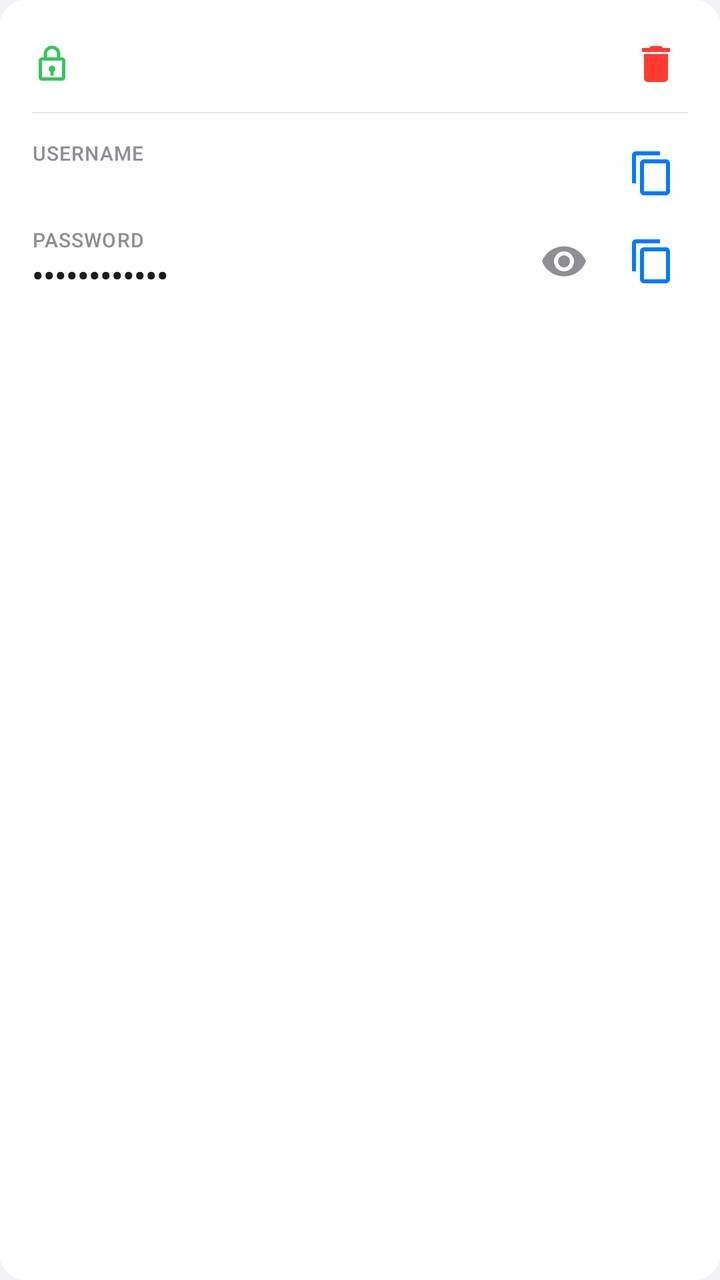
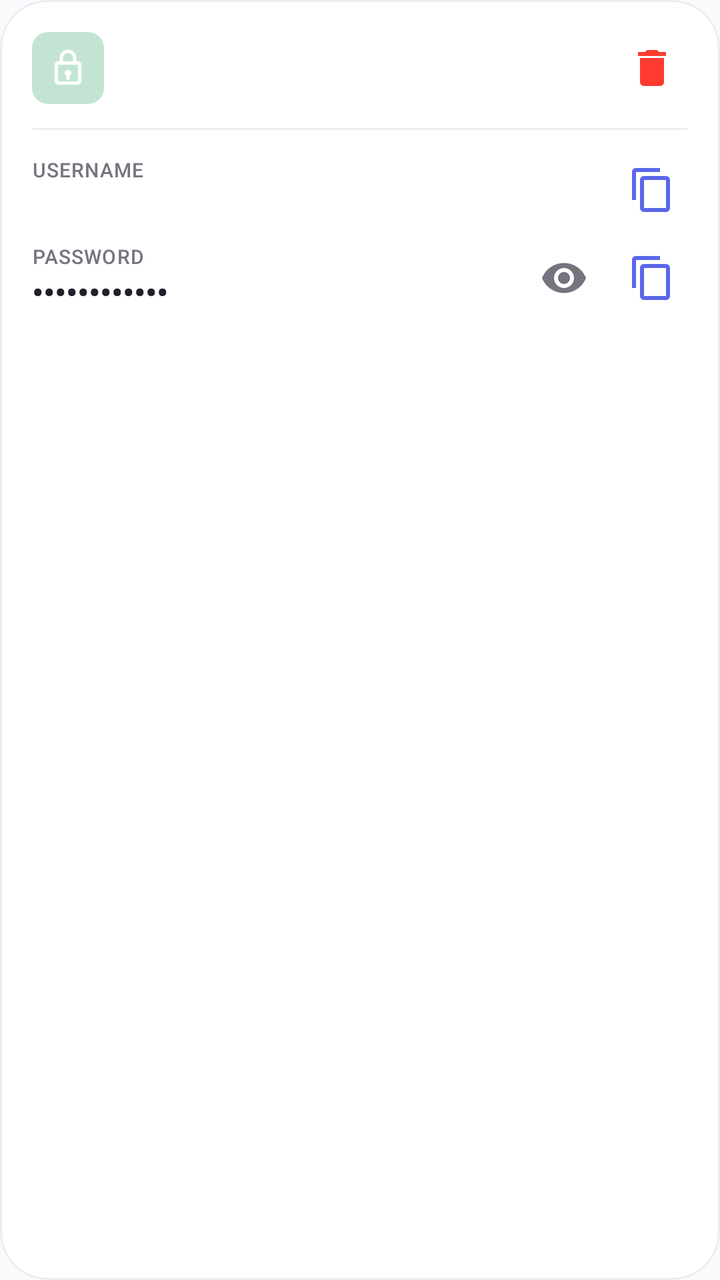

An Android layout rendered at two revisions. The XML below is the earlier revision; the diff shows what the commit changed to produce the second picture.
<!-- AndroidManifest.xml: application theme Theme.LorenzFlow -->
<!-- res/layout/item_password.xml -->
<?xml version="1.0" encoding="utf-8"?>
<com.google.android.material.card.MaterialCardView
    xmlns:android="http://schemas.android.com/apk/res/android"
    xmlns:app="http://schemas.android.com/apk/res-auto"
    android:layout_width="match_parent"
    android:layout_height="wrap_content"
    android:layout_marginBottom="12dp"
    app:cardCornerRadius="12dp"
    app:cardElevation="0dp"
    app:strokeWidth="0dp"
    app:cardBackgroundColor="?attr/colorSurface">

    <LinearLayout
        android:layout_width="match_parent"
        android:layout_height="wrap_content"
        android:orientation="vertical"
        android:padding="16dp">

        
        <LinearLayout
            android:layout_width="match_parent"
            android:layout_height="wrap_content"
            android:orientation="horizontal"
            android:gravity="center_vertical"
            android:layout_marginBottom="8dp">

            
            <ImageView
                android:layout_width="20dp"
                android:layout_height="20dp"
                android:src="@drawable/ic_lock"
                app:tint="@color/ios_green"
                android:importantForAccessibility="no"/>

            <TextView
                android:id="@+id/text_password_title"
                android:layout_width="0dp"
                android:layout_height="wrap_content"
                android:layout_weight="1"
                android:layout_marginStart="8dp"
                android:textSize="17sp"
                android:textStyle="bold"
                android:textColor="?attr/colorOnSurface"
                android:fontFamily="sans-serif-medium"
                android:ellipsize="end"
                android:maxLines="1"/>

            
            <ImageButton
                android:id="@+id/btn_delete_password"
                android:layout_width="32dp"
                android:layout_height="32dp"
                android:src="@drawable/ic_delete"
                android:background="?attr/selectableItemBackgroundBorderless"
                app:tint="@color/ios_red"
                android:contentDescription="Delete saved password"/>

        </LinearLayout>

        
        <View
            android:layout_width="match_parent"
            android:layout_height="0.5dp"
            android:background="@color/ios_opaque_separator"
            android:layout_marginBottom="12dp"/>

        
        <LinearLayout
            android:layout_width="match_parent"
            android:layout_height="wrap_content"
            android:orientation="horizontal"
            android:gravity="center_vertical"
            android:layout_marginBottom="8dp">

            <LinearLayout
                android:layout_width="0dp"
                android:layout_height="wrap_content"
                android:layout_weight="1"
                android:orientation="vertical">

                <TextView
                    android:layout_width="wrap_content"
                    android:layout_height="wrap_content"
                    android:text="USERNAME"
                    android:textSize="10sp"
                    android:textColor="@color/ios_secondary_label"
                    android:fontFamily="sans-serif-medium"
                    android:letterSpacing="0.04"/>

                <TextView
                    android:id="@+id/text_password_username"
                    android:layout_width="match_parent"
                    android:layout_height="wrap_content"
                    android:textSize="15sp"
                    android:textColor="?attr/colorOnSurface"
                    android:fontFamily="sans-serif"/>

            </LinearLayout>

            <ImageButton
                android:id="@+id/btn_copy_username"
                android:layout_width="36dp"
                android:layout_height="36dp"
                android:src="@drawable/ic_copy"
                android:background="?attr/selectableItemBackgroundBorderless"
                app:tint="@color/ios_blue"
                android:contentDescription="Copy username"
                android:layout_marginStart="8dp"/>

        </LinearLayout>

        
        <LinearLayout
            android:layout_width="match_parent"
            android:layout_height="wrap_content"
            android:orientation="horizontal"
            android:gravity="center_vertical">

            <LinearLayout
                android:layout_width="0dp"
                android:layout_height="wrap_content"
                android:layout_weight="1"
                android:orientation="vertical">

                <TextView
                    android:layout_width="wrap_content"
                    android:layout_height="wrap_content"
                    android:text="PASSWORD"
                    android:textSize="10sp"
                    android:textColor="@color/ios_secondary_label"
                    android:fontFamily="sans-serif-medium"
                    android:letterSpacing="0.04"/>

                <TextView
                    android:id="@+id/text_password_val"
                    android:layout_width="match_parent"
                    android:layout_height="wrap_content"
                    android:text="••••••••••••"
                    android:textSize="16sp"
                    android:textStyle="bold"
                    android:textColor="?attr/colorOnSurface"
                    android:fontFamily="sans-serif"/>

            </LinearLayout>

            
            <ImageButton
                android:id="@+id/btn_toggle_visibility"
                android:layout_width="36dp"
                android:layout_height="36dp"
                android:src="@drawable/ic_visibility"
                android:background="?attr/selectableItemBackgroundBorderless"
                app:tint="@color/ios_secondary_label"
                android:contentDescription="Toggle password visibility"/>

            
            <ImageButton
                android:id="@+id/btn_copy_password"
                android:layout_width="36dp"
                android:layout_height="36dp"
                android:src="@drawable/ic_copy"
                android:background="?attr/selectableItemBackgroundBorderless"
                app:tint="@color/ios_blue"
                android:contentDescription="Copy password"
                android:layout_marginStart="8dp"/>

        </LinearLayout>

    </LinearLayout>

</com.google.android.material.card.MaterialCardView>
<!-- resources referenced by this layout -->
<resources>
  <color name="ios_blue">#007AFF</color>
  <color name="ios_green">#34C759</color>
  <color name="ios_opaque_separator">#E5E5EA</color>
  <color name="ios_secondary_label">#8E8E93</color>
  <style name="Theme.LorenzFlow" parent="Theme.Material3.Light.NoActionBar">
          <item name="colorPrimary">@color/md_theme_light_primary</item>
          <item name="colorOnPrimary">@color/md_theme_light_onPrimary</item>
          <item name="colorPrimaryContainer">@color/md_theme_light_primaryContainer</item>
          <item name="colorOnPrimaryContainer">@color/md_theme_light_onPrimaryContainer</item>
          <item name="colorSecondary">@color/md_theme_light_secondary</item>
          <item name="colorOnSecondary">@color/md_theme_light_onSecondary</item>
          <item name="colorSecondaryContainer">@color/md_theme_light_secondaryContainer</item>
          <item name="colorOnSecondaryContainer">@color/md_theme_light_onSecondaryContainer</item>
          <item name="colorTertiary">@color/md_theme_light_tertiary</item>
          <item name="colorOnTertiary">@color/md_theme_light_onTertiary</item>
          <item name="colorTertiaryContainer">@color/md_theme_light_tertiaryContainer</item>
          <item name="colorOnTertiaryContainer">@color/md_theme_light_onTertiaryContainer</item>
          <item name="colorError">@color/md_theme_light_error</item>
          <item name="colorOnError">@color/md_theme_light_onError</item>
          <item name="colorErrorContainer">@color/md_theme_light_errorContainer</item>
          <item name="colorOnErrorContainer">@color/md_theme_light_onErrorContainer</item>
          <item name="android:colorBackground">@color/md_theme_light_background</item>
          <item name="colorOnBackground">@color/md_theme_light_onBackground</item>
          <item name="colorSurface">@color/md_theme_light_surface</item>
          <item name="colorOnSurface">@color/md_theme_light_onSurface</item>
          <item name="colorSurfaceVariant">@color/md_theme_light_surfaceVariant</item>
          <item name="colorOnSurfaceVariant">@color/md_theme_light_onSurfaceVariant</item>
          <item name="colorOutline">@color/md_theme_light_outline</item>
          <item name="colorOutlineVariant">@color/md_theme_light_outlineVariant</item>
          <item name="colorSurfaceInverse">@color/md_theme_light_inverseSurface</item>
          <item name="colorOnSurfaceInverse">@color/md_theme_light_inverseOnSurface</item>
  
          
          <item name="android:statusBarColor">@android:color/transparent</item>
          <item name="android:navigationBarColor">@color/md_theme_light_surface</item>
          <item name="android:windowLightStatusBar">true</item>
      </style>
  <color name="white">#FFFFFFFF</color>
  <color name="md_theme_light_primary">#007AFF</color>
  <color name="md_theme_light_onPrimary">#FFFFFF</color>
  <color name="md_theme_light_primaryContainer">#D6E4FF</color>
  <color name="md_theme_light_onPrimaryContainer">#001B3E</color>
  <color name="md_theme_light_secondary">#5856D6</color>
  <color name="md_theme_light_onSecondary">#FFFFFF</color>
  <color name="md_theme_light_secondaryContainer">#E8E0FF</color>
  <color name="md_theme_light_onSecondaryContainer">#1C0062</color>
  <color name="md_theme_light_background">#F2F2F7</color>
  <color name="md_theme_light_onBackground">#1C1C1E</color>
  <color name="md_theme_light_onSurface">#1C1C1E</color>
  <color name="md_theme_light_surfaceVariant">#FFFFFF</color>
  <color name="md_theme_light_onSurfaceVariant">#3C3C43</color>
  <color name="md_theme_light_outline">#C6C6C8</color>
  <color name="md_theme_light_outlineVariant">#E5E5EA</color>
  <!-- unchanged entries left out for length: 16 -->
</resources>

<!-- the commit's change to res/layout/item_password.xml (unified diff, before → after) -->
@@ -4,11 +4,13 @@
     xmlns:app="http://schemas.android.com/apk/res-auto"
     android:layout_width="match_parent"
     android:layout_height="wrap_content"
-    android:layout_marginBottom="12dp"
-    app:cardCornerRadius="12dp"
+    android:layout_marginBottom="@dimen/lf_spacing_md"
+    app:cardCornerRadius="@dimen/lf_corner_card"
     app:cardElevation="0dp"
-    app:strokeWidth="0dp"
-    app:cardBackgroundColor="?attr/colorSurface">
+    app:strokeColor="@color/lf_hairline"
+    app:strokeWidth="1dp"
+    app:cardBackgroundColor="?attr/colorSurface"
+    android:foreground="?attr/selectableItemBackground">
 
     <LinearLayout
         android:layout_width="match_parent"
@@ -21,48 +23,51 @@
             android:layout_width="match_parent"
             android:layout_height="wrap_content"
             android:orientation="horizontal"
-            android:gravity="center_vertical"
-            android:layout_marginBottom="8dp">
+            android:gravity="center_vertical">
 
             
             <ImageView
-                android:layout_width="20dp"
-                android:layout_height="20dp"
+                android:layout_width="36dp"
+                android:layout_height="36dp"
+                android:background="@drawable/icon_badge_background"
+                android:backgroundTint="@color/lf_pastel_mint_deep"
+                android:padding="8dp"
                 android:src="@drawable/ic_lock"
-                app:tint="@color/ios_green"
-                android:importantForAccessibility="no"/>
+                app:tint="@color/white"
+                android:importantForAccessibility="no" />
 
             <TextView
                 android:id="@+id/text_password_title"
                 android:layout_width="0dp"
                 android:layout_height="wrap_content"
                 android:layout_weight="1"
-                android:layout_marginStart="8dp"
-                android:textSize="17sp"
+                android:layout_marginStart="12dp"
+                android:textSize="16sp"
                 android:textStyle="bold"
-                android:textColor="?attr/colorOnSurface"
+                android:textColor="@color/lf_text_primary"
                 android:fontFamily="sans-serif-medium"
                 android:ellipsize="end"
-                android:maxLines="1"/>
+                android:maxLines="1" />
 
             
             <ImageButton
                 android:id="@+id/btn_delete_password"
-                android:layout_width="32dp"
-                android:layout_height="32dp"
+                android:layout_width="36dp"
+                android:layout_height="36dp"
                 android:src="@drawable/ic_delete"
                 android:background="?attr/selectableItemBackgroundBorderless"
                 app:tint="@color/ios_red"
-                android:contentDescription="Delete saved password"/>
+                android:contentDescription="Delete saved password" />
 
         </LinearLayout>
 
         
         <View
             android:layout_width="match_parent"
-            android:layout_height="0.5dp"
-            android:background="@color/ios_opaque_separator"
-            android:layout_marginBottom="12dp"/>
+            android:layout_height="1dp"
+            android:layout_marginTop="@dimen/lf_spacing_md"
+            android:layout_marginBottom="@dimen/lf_spacing_md"
+            android:background="@color/lf_hairline" />
 
         
         <LinearLayout
@@ -70,7 +75,7 @@
             android:layout_height="wrap_content"
             android:orientation="horizontal"
             android:gravity="center_vertical"
-            android:layout_marginBottom="8dp">
+            android:layout_marginBottom="@dimen/lf_spacing_sm">
 
             <LinearLayout
                 android:layout_width="0dp"
@@ -83,17 +88,17 @@
                     android:layout_height="wrap_content"
                     android:text="USERNAME"
                     android:textSize="10sp"
-                    android:textColor="@color/ios_secondary_label"
+                    android:textColor="@color/lf_text_secondary"
                     android:fontFamily="sans-serif-medium"
-                    android:letterSpacing="0.04"/>
+                    android:letterSpacing="0.04" />
 
                 <TextView
                     android:id="@+id/text_password_username"
                     android:layout_width="match_parent"
                     android:layout_height="wrap_content"
                     android:textSize="15sp"
-                    android:textColor="?attr/colorOnSurface"
-                    android:fontFamily="sans-serif"/>
+                    android:textColor="@color/lf_text_primary"
+                    android:fontFamily="sans-serif" />
 
             </LinearLayout>
 
@@ -103,9 +108,9 @@
                 android:layout_height="36dp"
                 android:src="@drawable/ic_copy"
                 android:background="?attr/selectableItemBackgroundBorderless"
-                app:tint="@color/ios_blue"
+                app:tint="@color/lf_accent"
                 android:contentDescription="Copy username"
-                android:layout_marginStart="8dp"/>
+                android:layout_marginStart="8dp" />
 
         </LinearLayout>
 
@@ -127,9 +132,9 @@
                     android:layout_height="wrap_content"
                     android:text="PASSWORD"
                     android:textSize="10sp"
-                    android:textColor="@color/ios_secondary_label"
+                    android:textColor="@color/lf_text_secondary"
                     android:fontFamily="sans-serif-medium"
-                    android:letterSpacing="0.04"/>
+                    android:letterSpacing="0.04" />
 
                 <TextView
                     android:id="@+id/text_password_val"
@@ -138,8 +143,8 @@
                     android:text="••••••••••••"
                     android:textSize="16sp"
                     android:textStyle="bold"
-                    android:textColor="?attr/colorOnSurface"
-                    android:fontFamily="sans-serif"/>
+                    android:textColor="@color/lf_text_primary"
+                    android:fontFamily="sans-serif" />
 
             </LinearLayout>
 
@@ -150,8 +155,8 @@
                 android:layout_height="36dp"
                 android:src="@drawable/ic_visibility"
                 android:background="?attr/selectableItemBackgroundBorderless"
-                app:tint="@color/ios_secondary_label"
-                android:contentDescription="Toggle password visibility"/>
+                app:tint="@color/lf_text_secondary"
+                android:contentDescription="Toggle password visibility" />
 
             
             <ImageButton
@@ -160,9 +165,9 @@
                 android:layout_height="36dp"
                 android:src="@drawable/ic_copy"
                 android:background="?attr/selectableItemBackgroundBorderless"
-                app:tint="@color/ios_blue"
+                app:tint="@color/lf_accent"
                 android:contentDescription="Copy password"
-                android:layout_marginStart="8dp"/>
+                android:layout_marginStart="8dp" />
 
         </LinearLayout>
 
<!-- resource entries referenced after the edit -->
@@ -1,18 +1,19 @@
 <!-- resources referenced by this layout -->
 <resources>
-  <color name="ios_blue">#007AFF</color>
-  <color name="ios_green">#34C759</color>
-  <color name="ios_opaque_separator">#E5E5EA</color>
-  <color name="ios_secondary_label">#8E8E93</color>
+  <color name="lf_accent">#5B67E8</color>
+  <color name="lf_hairline">#ECEBF2</color>
+  <color name="lf_pastel_mint_deep">#C4E4D3</color>
+  <color name="lf_text_primary">#20202B</color>
+  <color name="lf_text_secondary">#75747F</color>
   <style name="Theme.LorenzFlow" parent="Theme.Material3.Light.NoActionBar">
-          <item name="colorPrimary">@color/md_theme_light_primary</item>
-          <item name="colorOnPrimary">@color/md_theme_light_onPrimary</item>
-          <item name="colorPrimaryContainer">@color/md_theme_light_primaryContainer</item>
-          <item name="colorOnPrimaryContainer">@color/md_theme_light_onPrimaryContainer</item>
-          <item name="colorSecondary">@color/md_theme_light_secondary</item>
-          <item name="colorOnSecondary">@color/md_theme_light_onSecondary</item>
-          <item name="colorSecondaryContainer">@color/md_theme_light_secondaryContainer</item>
-          <item name="colorOnSecondaryContainer">@color/md_theme_light_onSecondaryContainer</item>
+          <item name="colorPrimary">@color/lf_accent</item>
+          <item name="colorOnPrimary">@color/lf_on_accent</item>
+          <item name="colorPrimaryContainer">@color/lf_accent_soft</item>
+          <item name="colorOnPrimaryContainer">@color/lf_text_primary</item>
+          <item name="colorSecondary">@color/lf_accent</item>
+          <item name="colorOnSecondary">@color/lf_on_accent</item>
+          <item name="colorSecondaryContainer">@color/lf_accent_soft</item>
+          <item name="colorOnSecondaryContainer">@color/lf_text_primary</item>
           <item name="colorTertiary">@color/md_theme_light_tertiary</item>
           <item name="colorOnTertiary">@color/md_theme_light_onTertiary</item>
           <item name="colorTertiaryContainer">@color/md_theme_light_tertiaryContainer</item>
@@ -21,38 +22,54 @@
           <item name="colorOnError">@color/md_theme_light_onError</item>
           <item name="colorErrorContainer">@color/md_theme_light_errorContainer</item>
           <item name="colorOnErrorContainer">@color/md_theme_light_onErrorContainer</item>
-          <item name="android:colorBackground">@color/md_theme_light_background</item>
-          <item name="colorOnBackground">@color/md_theme_light_onBackground</item>
-          <item name="colorSurface">@color/md_theme_light_surface</item>
-          <item name="colorOnSurface">@color/md_theme_light_onSurface</item>
-          <item name="colorSurfaceVariant">@color/md_theme_light_surfaceVariant</item>
-          <item name="colorOnSurfaceVariant">@color/md_theme_light_onSurfaceVariant</item>
-          <item name="colorOutline">@color/md_theme_light_outline</item>
-          <item name="colorOutlineVariant">@color/md_theme_light_outlineVariant</item>
+          <item name="android:colorBackground">@color/lf_background</item>
+          
+          <item name="android:windowBackground">@color/lf_background</item>
+          <item name="colorOnBackground">@color/lf_text_primary</item>
+          <item name="colorSurface">@color/lf_surface</item>
+          <item name="colorOnSurface">@color/lf_text_primary</item>
+          <item name="colorSurfaceVariant">@color/lf_surface_variant</item>
+          <item name="colorOnSurfaceVariant">@color/lf_text_secondary</item>
+          <item name="colorOutline">@color/lf_hairline</item>
+          <item name="colorOutlineVariant">@color/lf_hairline</item>
           <item name="colorSurfaceInverse">@color/md_theme_light_inverseSurface</item>
           <item name="colorOnSurfaceInverse">@color/md_theme_light_inverseOnSurface</item>
+  
+          
+          <item name="shapeAppearanceSmallComponent">@style/ShapeAppearance.LF.Pill</item>
+          <item name="shapeAppearanceMediumComponent">@style/ShapeAppearance.LF.Corner24</item>
+          <item name="shapeAppearanceLargeComponent">@style/ShapeAppearance.LF.Corner24</item>
   
           
           <item name="android:statusBarColor">@android:color/transparent</item>
           <item name="android:navigationBarColor">@color/md_theme_light_surface</item>
           <item name="android:windowLightStatusBar">true</item>
       </style>
+  <color name="lf_accent_soft">#E9EBFC</color>
+  <dimen name="lf_corner_badge">8dp</dimen>
+  <color name="lf_on_accent">#FFFFFF</color>
+  <color name="lf_background">#FAFAFC</color>
+  <color name="lf_surface">#FFFFFF</color>
+  <color name="lf_surface_variant">#F3F2F8</color>
+  <style name="ShapeAppearance.LF.Pill" parent="ShapeAppearance.Material3.SmallComponent">
+          <item name="cornerFamily">rounded</item>
+          <item name="cornerSize">50%</item>
+      </style>
+  <style name="ShapeAppearance.LF.Corner24" parent="ShapeAppearance.Material3.MediumComponent">
+          <item name="cornerFamily">rounded</item>
+          <item name="cornerSize">24dp</item>
+      </style>
   <color name="white">#FFFFFFFF</color>
-  <color name="md_theme_light_primary">#007AFF</color>
-  <color name="md_theme_light_onPrimary">#FFFFFF</color>
-  <color name="md_theme_light_primaryContainer">#D6E4FF</color>
-  <color name="md_theme_light_onPrimaryContainer">#001B3E</color>
-  <color name="md_theme_light_secondary">#5856D6</color>
-  <color name="md_theme_light_onSecondary">#FFFFFF</color>
-  <color name="md_theme_light_secondaryContainer">#E8E0FF</color>
-  <color name="md_theme_light_onSecondaryContainer">#1C0062</color>
-  <color name="md_theme_light_background">#F2F2F7</color>
-  <color name="md_theme_light_onBackground">#1C1C1E</color>
-  <color name="md_theme_light_onSurface">#1C1C1E</color>
-  <color name="md_theme_light_surfaceVariant">#FFFFFF</color>
-  <color name="md_theme_light_onSurfaceVariant">#3C3C43</color>
-  <color name="md_theme_light_outline">#C6C6C8</color>
-  <color name="md_theme_light_outlineVariant">#E5E5EA</color>
+  <dimen name="lf_corner_card">24dp</dimen>
+  <dimen name="lf_spacing_md">12dp</dimen>
+  <dimen name="lf_spacing_sm">8dp</dimen>
+  <!-- drawable icon_badge_background (drawable) -->
+  <?xml version="1.0" encoding="utf-8"?>
+  <shape xmlns:android="http://schemas.android.com/apk/res/android"
+      android:shape="rectangle">
+      <solid android:color="@color/lf_accent_soft" />
+      <corners android:radius="@dimen/lf_corner_badge" />
+  </shape>
   <!-- unchanged entries left out for length: 16 -->
 </resources>
 
